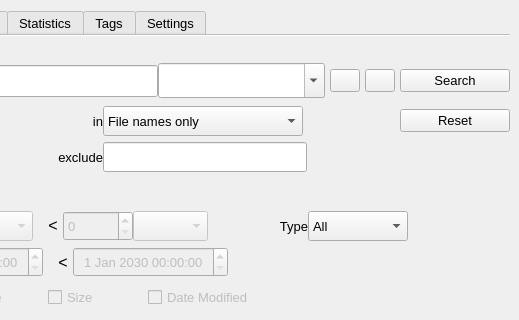
Before: the Qt Designer form mainwindow.ui in StephaneCouturier/Katalog, drawn with Qt 5; both pictures show x 639 to 1158 and y 0 to 320 of the 1158 by 891 pixel window.
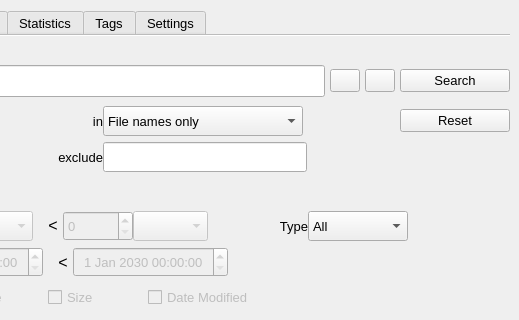
After: the same form once the commit is applied. Icons and pictures are not drawn. Custom widgets are drawn as their Qt base class.

Diff of the .ui file:
```diff
--- a/mainwindow.ui
+++ b/mainwindow.ui
@@ -1040,42 +1040,6 @@
                      </property>
                     </widget>
                    </item>
-                   <item>
-                    <widget class="KComboBox" name="Search_kcombobox_SearchText">
-                     <property name="minimumSize">
-                      <size>
-                       <width>0</width>
-                       <height>35</height>
-                      </size>
-                     </property>
-                     <property name="maximumSize">
-                      <size>
-                       <width>16777215</width>
-                       <height>35</height>
-                      </size>
-                     </property>
-                     <property name="font">
-                      <font>
-                       <pointsize>11</pointsize>
-                      </font>
-                     </property>
-                     <property name="editable">
-                      <bool>true</bool>
-                     </property>
-                     <property name="maxVisibleItems">
-                      <number>30</number>
-                     </property>
-                     <property name="placeholderText">
-                      <string>enter text to search...</string>
-                     </property>
-                     <property name="frame">
-                      <bool>true</bool>
-                     </property>
-                     <property name="modelColumn">
-                      <number>0</number>
-                     </property>
-                    </widget>
-                   </item>
                    <item>
                     <spacer name="Search_horizontalSpacer_16">
                      <property name="orientation">
@@ -7447,11 +7411,6 @@
   </widget>
  </widget>
  <customwidgets>
-  <customwidget>
-   <class>KComboBox</class>
-   <extends>QComboBox</extends>
-   <header>kcombobox.h</header>
-  </customwidget>
   <customwidget>
    <class>QtCharts::QChartView</class>
    <extends>QGraphicsView</extends>
```
